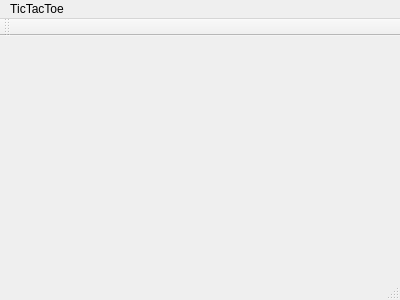
bing1100/tictactoe, file TicTacToe/mainwindow.ui: the form before one commit.
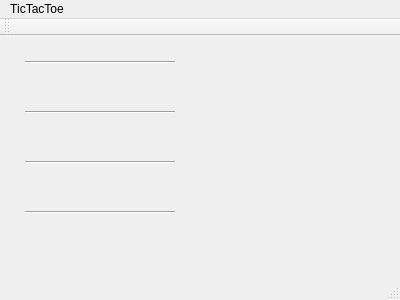
The form after the commit.

Patch:
```diff
--- a/TicTacToe/mainwindow.ui
+++ b/TicTacToe/mainwindow.ui
@@ -13,7 +13,60 @@
   <property name="windowTitle">
    <string>MainWindow</string>
   </property>
-  <widget class="QWidget" name="centralWidget"/>
+  <widget class="QWidget" name="centralWidget">
+   <widget class="Line" name="line">
+    <property name="geometry">
+     <rect>
+      <x>25</x>
+      <y>25</y>
+      <width>150</width>
+      <height>2</height>
+     </rect>
+    </property>
+    <property name="orientation">
+     <enum>Qt::Horizontal</enum>
+    </property>
+   </widget>
+   <widget class="Line" name="line_2">
+    <property name="geometry">
+     <rect>
+      <x>25</x>
+      <y>75</y>
+      <width>150</width>
+      <height>2</height>
+     </rect>
+    </property>
+    <property name="orientation">
+     <enum>Qt::Horizontal</enum>
+    </property>
+   </widget>
+   <widget class="Line" name="line_3">
+    <property name="geometry">
+     <rect>
+      <x>25</x>
+      <y>125</y>
+      <width>150</width>
+      <height>2</height>
+     </rect>
+    </property>
+    <property name="orientation">
+     <enum>Qt::Horizontal</enum>
+    </property>
+   </widget>
+   <widget class="Line" name="line_4">
+    <property name="geometry">
+     <rect>
+      <x>25</x>
+      <y>175</y>
+      <width>150</width>
+      <height>2</height>
+     </rect>
+    </property>
+    <property name="orientation">
+     <enum>Qt::Horizontal</enum>
+    </property>
+   </widget>
+  </widget>
   <widget class="QMenuBar" name="menuBar">
    <property name="geometry">
     <rect>
```
